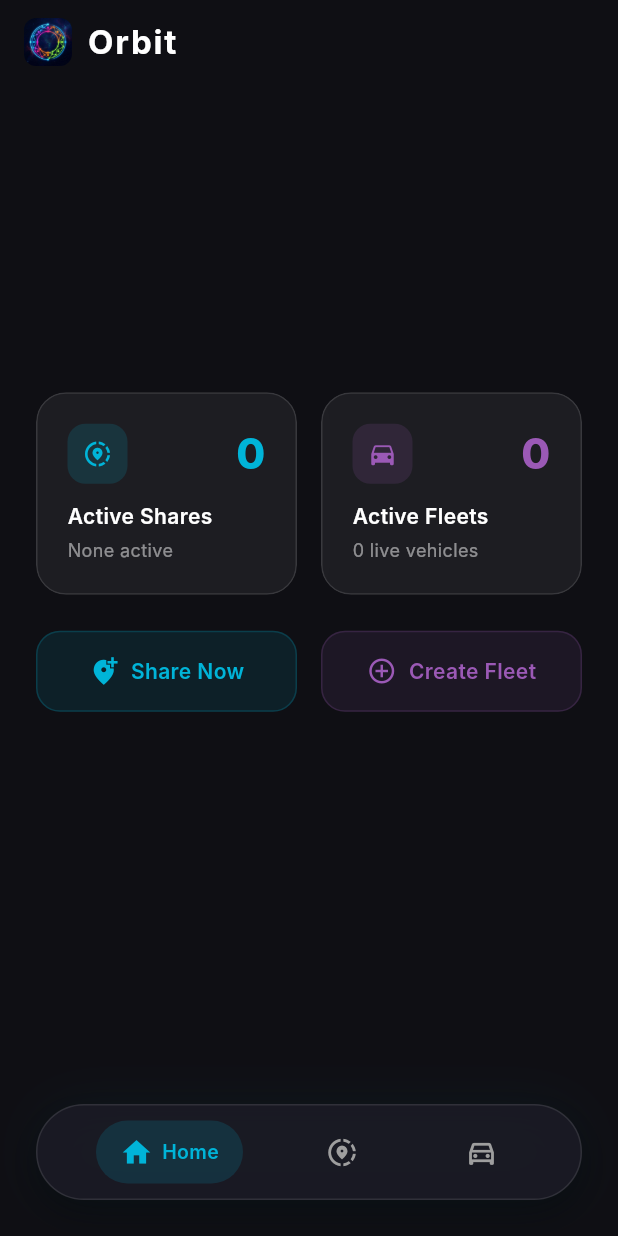
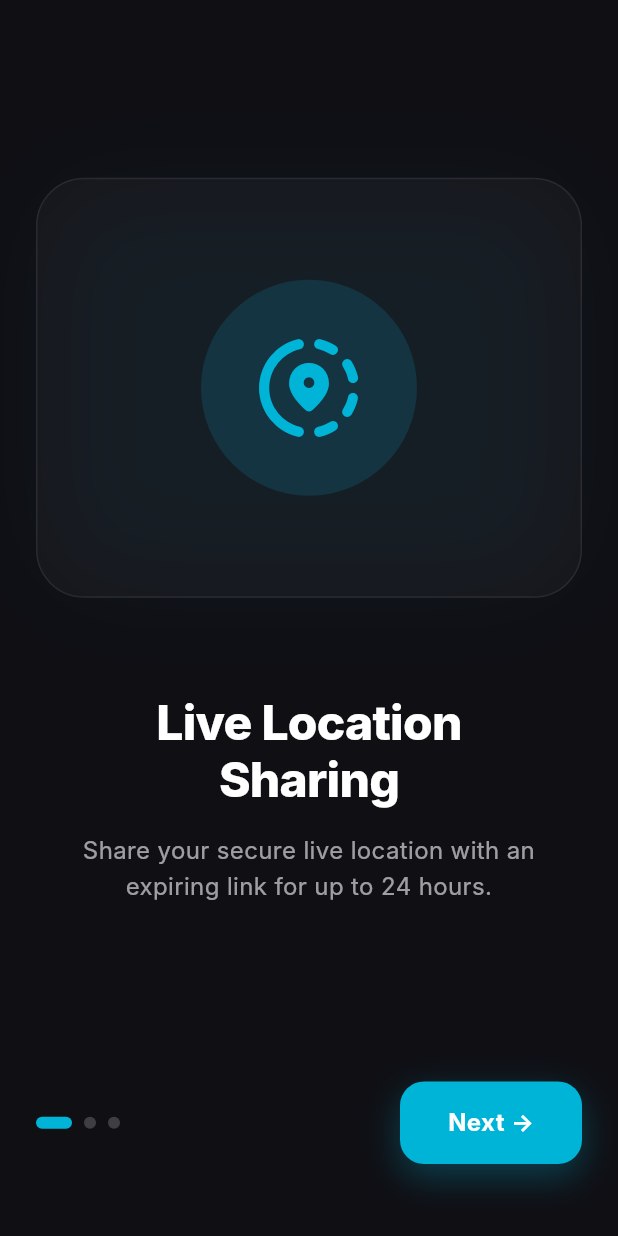
Before and after one commit to gouravbaldewa2/ShareMyLocation, a Flutter app: the screen it shows after launch, on a phone screen of 412 x 824 dp. Run offline on Flutter 3.47's test engine with Material 3 defaults, Android fonts, the phone set to English and light mode, and no system bars; our stand-ins replace flutter_map, geolocator, go_router, latlong2, share_plus, shared_preferences; missing offline and left inert: play_install_referrer; Roboto replaces fonts that are missing (Inter).

Commit message:
feat: Add swipeable onboarding cards to production

```diff
--- a/mobile/lib/core/router.dart
+++ b/mobile/lib/core/router.dart
@@ -9,6 +9,7 @@ import '../features/driver/driver_tracking_screen.dart';
 import '../features/guest/guest_location_screen.dart';
 import '../features/guest/guest_fleet_screen.dart';
 import '../features/guest/join_guest_fleet_screen.dart';
+import '../features/onboarding/onboarding_screen.dart';
 
 CustomTransitionPage<void> _fadePage({
   required GoRouterState state,
@@ -24,9 +25,17 @@ CustomTransitionPage<void> _fadePage({
   );
 }
 
-final GoRouter appRouter = GoRouter(
-  initialLocation: '/',
+GoRouter createAppRouter(bool hasSeenOnboarding) {
+  return GoRouter(
+    initialLocation: hasSeenOnboarding ? '/' : '/onboarding',
     routes: [
+      GoRoute(
+        path: '/onboarding',
+        pageBuilder: (context, state) => _fadePage(
+          state: state,
+          child: const OnboardingScreen(),
+        ),
+      ),
       GoRoute(
         path: '/',
         pageBuilder: (context, state) => _fadePage(
@@ -95,3 +104,4 @@ final GoRouter appRouter = GoRouter(
       ),
     ],
   );
+}
--- /dev/null
+++ b/mobile/lib/features/onboarding/onboarding_screen.dart
@@ -0,0 +1,215 @@
+import 'package:flutter/material.dart';
+import 'package:flutter/services.dart';
+import 'package:go_router/go_router.dart';
+import 'package:shared_preferences/shared_preferences.dart';
+
+class OnboardingScreen extends StatefulWidget {
+  const OnboardingScreen({super.key});
+
+  @override
+  State<OnboardingScreen> createState() => _OnboardingScreenState();
+}
+
+class _OnboardingScreenState extends State<OnboardingScreen> {
+  final PageController _pageController = PageController();
+  int _currentPage = 0;
+
+  final List<Map<String, dynamic>> _onboardingData = [
+    {
+      'title': 'Live Location\nSharing',
+      'subtitle': 'Share your secure live location with an expiring link for up to 24 hours.',
+      'icon': Icons.share_location_rounded,
+      'color': const Color(0xFF00B4D8),
+    },
+    {
+      'title': 'Fleet Tracking',
+      'subtitle': 'Create fleets and monitor multiple vehicles simultaneously on a single live dashboard.',
+      'icon': Icons.directions_car_rounded,
+      'color': const Color(0xFF9B59B6),
+    },
+    {
+      'title': 'Easy Guest\nAccess',
+      'subtitle': 'Clients can view live vehicle progress directly through a simple share link without logging in.',
+      'icon': Icons.public_rounded,
+      'color': const Color(0xFF00B4D8),
+    },
+  ];
+
+  @override
+  void dispose() {
+    _pageController.dispose();
+    super.dispose();
+  }
+
+  void _onNext() async {
+    HapticFeedback.lightImpact();
+    if (_currentPage == _onboardingData.length - 1) {
+      final prefs = await SharedPreferences.getInstance();
+      await prefs.setBool('has_seen_onboarding', true);
+      if (mounted) {
+        context.go('/');
+      }
+    } else {
+      _pageController.nextPage(
+        duration: const Duration(milliseconds: 400),
+        curve: Curves.fastOutSlowIn,
+      );
+    }
+  }
+
+  @override
+  Widget build(BuildContext context) {
+    return Scaffold(
+      backgroundColor: const Color(0xFF0F0F14),
+      body: SafeArea(
+        child: Column(
+          children: [
+            Expanded(
+              child: PageView.builder(
+                controller: _pageController,
+                physics: const BouncingScrollPhysics(),
+                onPageChanged: (index) {
+                  setState(() {
+                    _currentPage = index;
+                  });
+                },
+                itemCount: _onboardingData.length,
+                itemBuilder: (context, index) {
+                  return _buildPage(_onboardingData[index]);
+                },
+              ),
+            ),
+            _buildBottomNav(),
+          ],
+        ),
+      ),
+    );
+  }
+
+  Widget _buildPage(Map<String, dynamic> data) {
+    return Padding(
+      padding: const EdgeInsets.symmetric(horizontal: 24.0, vertical: 32.0),
+      child: Column(
+        mainAxisAlignment: MainAxisAlignment.center,
+        children: [
+          // Glassmorphism Illustration Mock
+          Container(
+            height: 280,
+            width: double.infinity,
+            decoration: BoxDecoration(
+              color: Colors.white.withOpacity(0.03),
+              borderRadius: BorderRadius.circular(32),
+              border: Border.all(
+                color: Colors.white.withOpacity(0.08),
+                width: 1,
+              ),
+              boxShadow: [
+                BoxShadow(
+                  color: data['color'].withOpacity(0.05),
+                  blurRadius: 60,
+                  spreadRadius: -10,
+                ),
+              ],
+            ),
+            child: Center(
+              child: Container(
+                padding: const EdgeInsets.all(32),
+                decoration: BoxDecoration(
+                  color: data['color'].withOpacity(0.15),
+                  shape: BoxShape.circle,
+                ),
+                child: Icon(
+                  data['icon'],
+                  size: 80,
+                  color: data['color'],
+                ),
+              ),
+            ),
+          ),
+          const SizedBox(height: 64),
+          Text(
+            data['title'],
+            style: const TextStyle(
+              fontSize: 32,
+              fontWeight: FontWeight.w800,
+              color: Colors.white,
+              letterSpacing: -0.5,
+              height: 1.2,
+            ),
+            textAlign: TextAlign.center,
+          ),
+          const SizedBox(height: 16),
+          Text(
+            data['subtitle'],
+            style: TextStyle(
+              fontSize: 16,
+              height: 1.5,
+              fontWeight: FontWeight.w400,
+              color: Colors.white.withOpacity(0.6),
+            ),
+            textAlign: TextAlign.center,
+          ),
+        ],
+      ),
+    );
+  }
+
+  Widget _buildBottomNav() {
+    final data = _onboardingData[_currentPage];
+    final color = data['color'];
+
+    return Padding(
+      padding: const EdgeInsets.fromLTRB(24, 0, 24, 48),
+      child: Row(
+        mainAxisAlignment: MainAxisAlignment.spaceBetween,
+        children: [
+          // Dots indicator
+          Row(
+            children: List.generate(
+              _onboardingData.length,
+              (index) => AnimatedContainer(
+                duration: const Duration(milliseconds: 300),
+                margin: const EdgeInsets.only(right: 8),
+                height: 8,
+                width: _currentPage == index ? 24 : 8,
+                decoration: BoxDecoration(
+                  color: _currentPage == index
+                      ? color
+                      : Colors.white.withOpacity(0.2),
+                  borderRadius: BorderRadius.circular(4),
+                ),
+              ),
+            ),
+          ),
+          // Next Button
+          GestureDetector(
+            onTap: _onNext,
+            child: AnimatedContainer(
+              duration: const Duration(milliseconds: 300),
+              padding: const EdgeInsets.symmetric(horizontal: 32, vertical: 16),
+              decoration: BoxDecoration(
+                color: color,
+                borderRadius: BorderRadius.circular(16),
+                boxShadow: [
+                  BoxShadow(
+                    color: color.withOpacity(0.3),
+                    blurRadius: 20,
+                    offset: const Offset(0, 8),
+                  )
+                ],
+              ),
+              child: Text(
+                _currentPage == _onboardingData.length - 1 ? 'Get Started' : 'Next \u2192',
+                style: const TextStyle(
+                  color: Colors.white,
+                  fontWeight: FontWeight.w700,
+                  fontSize: 16,
+                ),
+              ),
+            ),
+          ),
+        ],
+      ),
+    );
+  }
+}
--- a/mobile/lib/main.dart
+++ b/mobile/lib/main.dart
@@ -13,14 +13,18 @@ import 'features/fleet/my_fleets_screen.dart';
 
 void main() async {
   WidgetsFlutterBinding.ensureInitialized();
-  runApp(const OrbitApp());
+  final prefs = await SharedPreferences.getInstance();
+  final hasSeenOnboarding = prefs.getBool('has_seen_onboarding') ?? false;
+  runApp(OrbitApp(hasSeenOnboarding: hasSeenOnboarding));
 }
 
 class OrbitApp extends StatelessWidget {
-  const OrbitApp({super.key});
+  final bool hasSeenOnboarding;
+  const OrbitApp({super.key, required this.hasSeenOnboarding});
 
   @override
   Widget build(BuildContext context) {
+    final router = createAppRouter(hasSeenOnboarding);
     return MaterialApp.router(
       title: 'Orbit',
       debugShowCheckedModeBanner: false,
@@ -33,7 +37,7 @@ class OrbitApp extends StatelessWidget {
         useMaterial3: true,
         fontFamily: 'Inter',
       ),
-      routerConfig: appRouter,
+      routerConfig: router,
     );
   }
 }
```
Lines whose indentation alone changed are shown as unchanged.
